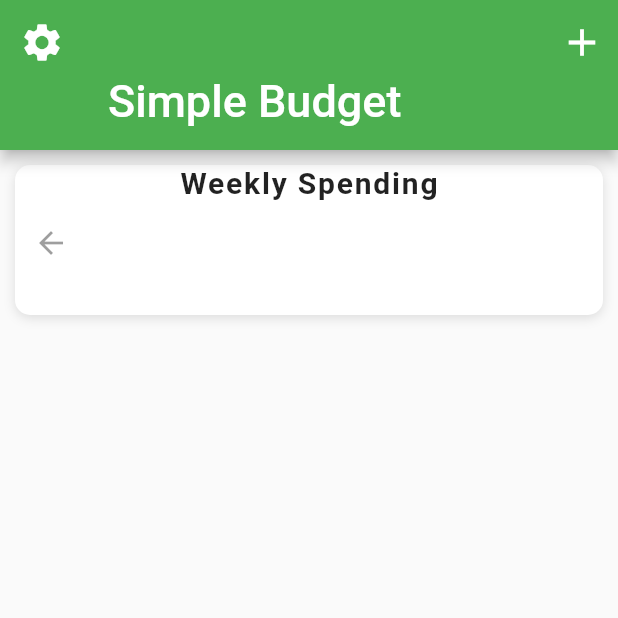
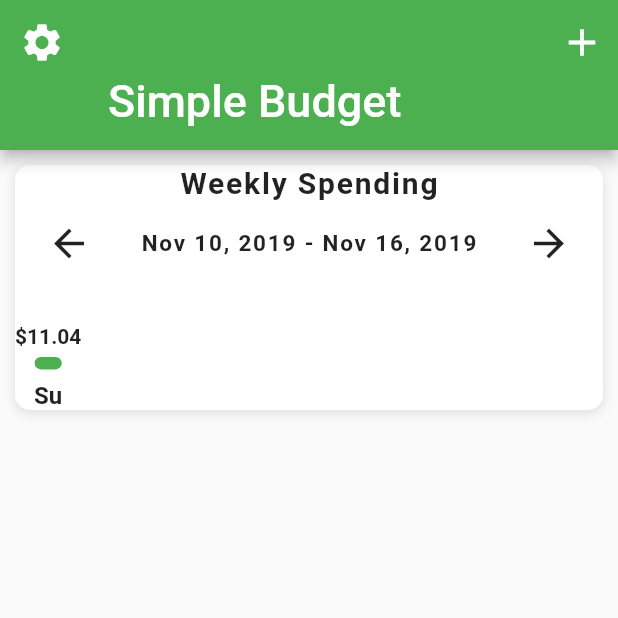
Before and after one commit to Allename/flutter_budget_ui, a Flutter app: the screen it shows after launch, on a phone screen of 412 x 824 dp, the top half of it. Run offline on Flutter 3.47's test engine with Material 2 defaults, Android fonts, the phone set to English and light mode, and no system bars.

Commit message:
first commit

```diff
--- a/lib/screens/home_screen.dart
+++ b/lib/screens/home_screen.dart
@@ -39,7 +39,6 @@ class _HomeScreenState extends State<HomeScreen> {
               (BuildContext context, int index) {
                 return Container(
                   margin: EdgeInsets.all(10.0),
-                  height: 100.0,
                   decoration: BoxDecoration(
                     color: Colors.white,
                     boxShadow: [
--- a/lib/widgets/bar_chart.dart
+++ b/lib/widgets/bar_chart.dart
@@ -18,11 +18,35 @@ class BarChart extends StatelessWidget {
         ),
         SizedBox(height: 5.0),
         Row(
+          mainAxisAlignment: MainAxisAlignment.spaceAround,
           children: <Widget>[
             IconButton(
-              icon: Icon(
-                Icons.arrow_back,
+              icon: Icon(Icons.arrow_back),
+              iconSize: 30.0,
+              onPressed: () {},
+            ),
+            Text(
+              'Nov 10, 2019 - Nov 16, 2019',
+              style: TextStyle(
+                fontSize: 15.0,
+                fontWeight: FontWeight.w600,
+                letterSpacing: 1.2,
               ),
+            ),
+            IconButton(
+              icon: Icon(Icons.arrow_forward),
+              iconSize: 30.0,
+              onPressed: () {},
+            ),
+          ],
+        ),
+        SizedBox(height: 30.0),
+        Row(
+          children: <Widget>[
+            Bar(
+              label: 'Su',
+              amountSpent: expenses[0],
+              mostExpensive: 200,
             ),
           ],
         ),
@@ -30,3 +54,45 @@ class BarChart extends StatelessWidget {
     );
   }
 }
+
+class Bar extends StatelessWidget {
+  final String label;
+  final double amountSpent;
+  final double mostExpensive;
+
+  final double _maxBarHeight = 150.0;
+
+  Bar({this.label, this.amountSpent, this.mostExpensive});
+
+  @override
+  Widget build(BuildContext context) {
+    final barHeight = amountSpent / mostExpensive * _maxBarHeight;
+    return Column(
+      children: <Widget>[
+        Text(
+          '\$${amountSpent.toStringAsFixed(2)}',
+          style: TextStyle(
+            fontWeight: FontWeight.w600,
+          ),
+        ),
+        SizedBox(height: 6.0),
+        Container(
+          height: barHeight,
+          width: 18.0,
+          decoration: BoxDecoration(
+            color: Theme.of(context).primaryColor,
+            borderRadius: BorderRadius.circular(6.0),
+          ),
+        ),
+        SizedBox(height: 8.0),
+        Text(
+          label,
+          style: TextStyle(
+            fontSize: 16.0,
+            fontWeight: FontWeight.w600,
+          ),
+        ),
+      ],
+    );
+  }
+}
```
